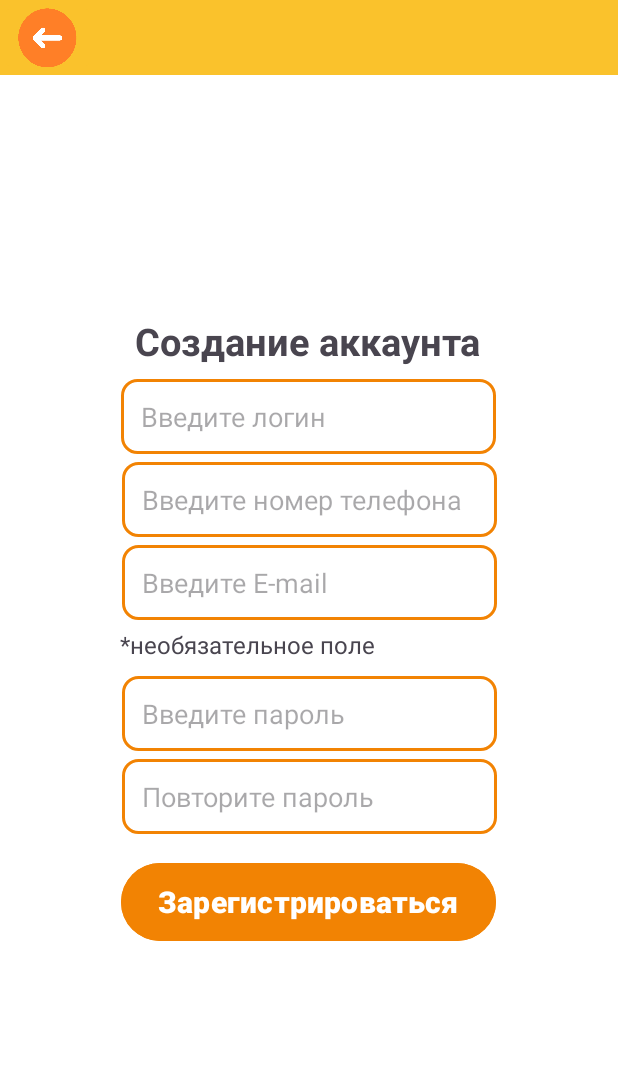
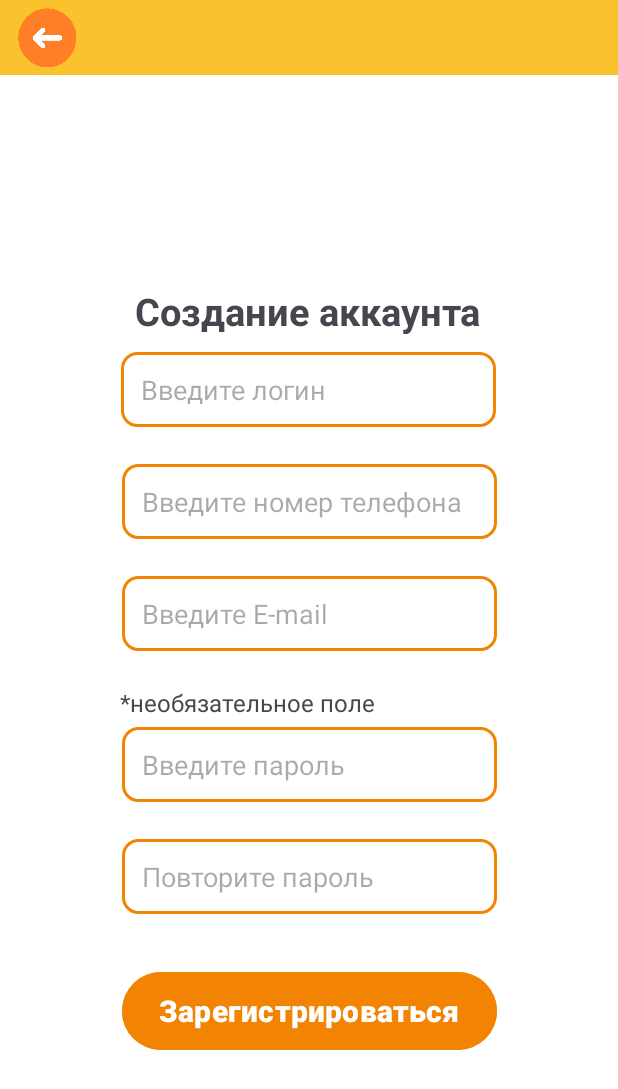
Before and after one commit to le-blyad/PokushAI_Mobile, an Android app: the layout activity_registration.xml on its own in the app's theme, with its tools: preview values and no code run, on a phone screen of 412 x 824 dp. Shown: the top 1089 px of the screen. Run offline under Robolectric (Android 15) with nearby library versions, the light colour scheme and no system bars; network calls fail.

Commit message:
сделаны условия при регистрации аккаунта

```diff
--- a/app/src/main/java/com/example/pokushai_mobile/LogOut.kt
+++ /dev/null
@@ -1,17 +0,0 @@
-package com.example.pokushai_mobile
-
-import androidx.appcompat.app.AppCompatActivity
-import android.os.Bundle
-import android.widget.ImageButton
-
-class LogOut : AppCompatActivity() {
-    override fun onCreate(savedInstanceState: Bundle?) {
-        super.onCreate(savedInstanceState)
-        setContentView(R.layout.activity_log_out)
-
-        val buttonBack = findViewById<ImageButton>(R.id.buttonBack)
-        buttonBack.setOnClickListener {
-            onBackPressed()
-        }
-    }
-}
--- a/app/src/main/res/layout/activity_log_out.xml
+++ b/app/src/main/res/layout/activity_registration.xml
@@ -33,7 +33,7 @@
         android:id="@+id/textViewSearchProducts"
         android:layout_width="wrap_content"
         android:layout_height="wrap_content"
-        android:layout_marginTop="160dp"
+        android:layout_marginTop="140dp"
         android:text="Создание аккаунта"
         android:textSize="25sp"
         android:textStyle="bold"
@@ -42,39 +42,22 @@
         app:layout_constraintStart_toStartOf="parent"
         app:layout_constraintTop_toBottomOf="@+id/linearLayout2" />
 
-    <Button
-        android:id="@+id/buttonLogIn"
-        android:layout_width="250dp"
-        android:layout_height="60dp"
-        android:layout_gravity="center"
-        android:layout_marginTop="15dp"
-        android:backgroundTint="@color/orange"
-        android:text="Зарегистрироваться"
-        android:textColor="@color/white"
-        android:textSize="20dp"
-        android:textStyle="bold"
-        app:layout_constraintEnd_toEndOf="parent"
-        app:layout_constraintHorizontal_bias="0.497"
-        app:layout_constraintStart_toStartOf="parent"
-        app:layout_constraintTop_toBottomOf="@+id/editTextTextPasswordSecond" />
-
     <EditText
-        android:id="@+id/editTextText"
+        android:id="@+id/inputFieldLogin"
         android:layout_width="250dp"
         android:layout_height="50dp"
-        android:layout_marginTop="8dp"
+        android:layout_marginTop="10dp"
         android:background="@drawable/searchviewcastom"
+        android:hint="Введите логин"
         android:inputType="textMultiLine"
-        android:hint="Введите логин"
         android:paddingStart="13dp"
         app:layout_constraintEnd_toEndOf="parent"
-        app:layout_constraintHorizontal_bias="0.497"
+        app:layout_constraintHorizontal_bias="0.496"
         app:layout_constraintStart_toStartOf="parent"
         app:layout_constraintTop_toBottomOf="@+id/textViewSearchProducts" />
 
-
     <EditText
-        android:id="@+id/editTextPhone"
+        android:id="@+id/inputFieldNumberPhone"
         android:layout_width="250dp"
         android:layout_height="50dp"
         android:layout_marginTop="5dp"
@@ -84,10 +67,10 @@
         android:paddingStart="13dp"
         app:layout_constraintEnd_toEndOf="parent"
         app:layout_constraintStart_toStartOf="parent"
-        app:layout_constraintTop_toBottomOf="@+id/editTextText" />
+        app:layout_constraintTop_toBottomOf="@+id/inputFieldLoginError" />
 
     <EditText
-        android:id="@+id/editTextTextEmailAddress"
+        android:id="@+id/inputFieldEmailAddress"
         android:layout_width="250dp"
         android:layout_height="50dp"
         android:layout_marginTop="5dp"
@@ -96,27 +79,26 @@
         android:inputType="textEmailAddress"
         android:paddingStart="13dp"
         app:layout_constraintEnd_toEndOf="parent"
-        app:layout_constraintHorizontal_bias="0.503"
         app:layout_constraintStart_toStartOf="parent"
-        app:layout_constraintTop_toBottomOf="@+id/editTextPhone" />
+        app:layout_constraintTop_toBottomOf="@+id/inputFieldNumberPhoneError" />
 
     <TextView
         android:id="@+id/textView50"
         android:layout_width="wrap_content"
         android:layout_height="wrap_content"
-        android:layout_marginTop="5dp"
+        android:layout_marginTop="4dp"
         android:text="*необязательное поле"
         android:textSize="16dp"
         app:layout_constraintEnd_toEndOf="parent"
         app:layout_constraintHorizontal_bias="0.331"
         app:layout_constraintStart_toStartOf="parent"
-        app:layout_constraintTop_toBottomOf="@+id/editTextTextEmailAddress" />
+        app:layout_constraintTop_toBottomOf="@+id/inputFieldEmailAddressError" />
 
     <EditText
-        android:id="@+id/editTextTextPassword"
+        android:id="@+id/inputFieldPassword"
         android:layout_width="250dp"
         android:layout_height="50dp"
-        android:layout_marginTop="10dp"
+        android:layout_marginTop="5dp"
         android:background="@drawable/searchviewcastom"
         android:hint="Введите пароль"
         android:inputType="textPassword"
@@ -126,7 +108,7 @@
         app:layout_constraintTop_toBottomOf="@+id/textView50" />
 
     <EditText
-        android:id="@+id/editTextTextPasswordSecond"
+        android:id="@+id/inputFieldPasswordRepeat"
         android:layout_width="250dp"
         android:layout_height="50dp"
         android:layout_marginTop="5dp"
@@ -136,8 +118,68 @@
         android:paddingStart="13dp"
         app:layout_constraintEnd_toEndOf="parent"
         app:layout_constraintStart_toStartOf="parent"
-        app:layout_constraintTop_toBottomOf="@+id/editTextTextPassword" />
+        app:layout_constraintTop_toBottomOf="@+id/inputFieldPasswordError" />
 
+    <Button
+        android:id="@+id/buttonRegistration"
+        android:layout_width="250dp"
+        android:layout_height="60dp"
+        android:layout_marginTop="15dp"
+        android:layout_gravity="center"
+        android:backgroundTint="@color/orange"
+        android:text="Зарегистрироваться"
+        android:textColor="@color/white"
+        android:textSize="20dp"
+        android:textStyle="bold"
+        app:layout_constraintEnd_toEndOf="parent"
+        app:layout_constraintStart_toStartOf="parent"
+        app:layout_constraintTop_toBottomOf="@+id/inputFieldPasswordRepeatError" />
+
+    <TextView
+        android:id="@+id/inputFieldLoginError"
+        android:layout_width="250dp"
+        android:layout_height="wrap_content"
+        android:gravity="start"
+        app:layout_constraintEnd_toEndOf="parent"
+        app:layout_constraintHorizontal_bias="0.496"
+        app:layout_constraintStart_toStartOf="parent"
+        app:layout_constraintTop_toBottomOf="@+id/inputFieldLogin" />
+
+    <TextView
+        android:id="@+id/inputFieldNumberPhoneError"
+        android:layout_width="250dp"
+        android:layout_height="wrap_content"
+        app:layout_constraintEnd_toEndOf="parent"
+        app:layout_constraintHorizontal_bias="0.503"
+        app:layout_constraintStart_toStartOf="parent"
+        app:layout_constraintTop_toBottomOf="@+id/inputFieldNumberPhone" />
+
+    <TextView
+        android:id="@+id/inputFieldEmailAddressError"
+        android:layout_width="250dp"
+        android:layout_height="wrap_content"
+        app:layout_constraintEnd_toEndOf="parent"
+        app:layout_constraintHorizontal_bias="0.503"
+        app:layout_constraintStart_toStartOf="parent"
+        app:layout_constraintTop_toBottomOf="@+id/inputFieldEmailAddress" />
+
+    <TextView
+        android:id="@+id/inputFieldPasswordError"
+        android:layout_width="250dp"
+        android:layout_height="wrap_content"
+        app:layout_constraintEnd_toEndOf="parent"
+        app:layout_constraintHorizontal_bias="0.503"
+        app:layout_constraintStart_toStartOf="parent"
+        app:layout_constraintTop_toBottomOf="@+id/inputFieldPassword" />
+
+    <TextView
+        android:id="@+id/inputFieldPasswordRepeatError"
+        android:layout_width="250dp"
+        android:layout_height="wrap_content"
+        app:layout_constraintEnd_toEndOf="parent"
+        app:layout_constraintHorizontal_bias="0.503"
+        app:layout_constraintStart_toStartOf="parent"
+        app:layout_constraintTop_toBottomOf="@+id/inputFieldPasswordRepeat" />
 
 
 </androidx.constraintlayout.widget.ConstraintLayout>
```
Also changed, not shown: app/src/main/java/com/example/pokushai_mobile/Registration.kt (added, +136 -0 lines).
